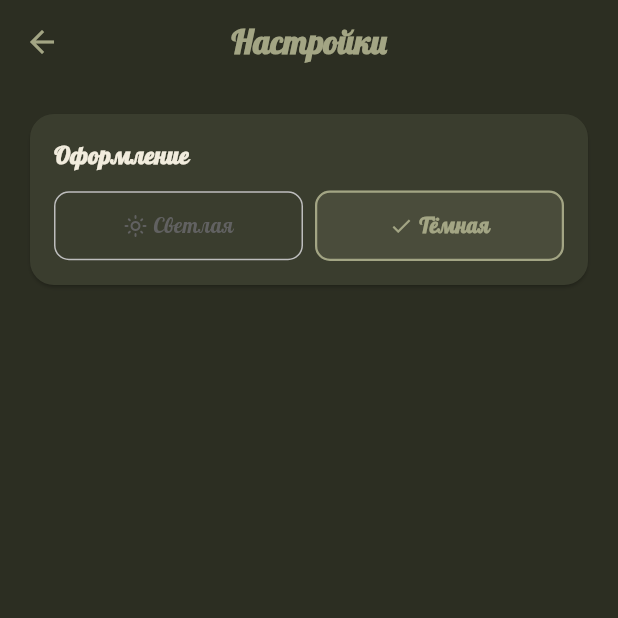
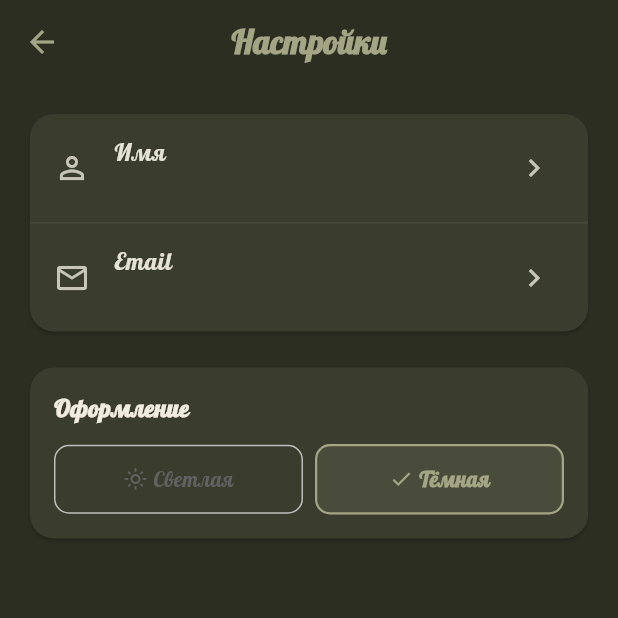
Before and after one commit to KatrinKH/bookly, a Flutter app: the SettingsScreen screen opened directly, after a tap on "Тёмная", on a phone screen of 412 x 824 dp, the top half of it. Run offline on Flutter 3.47's test engine with Material 3 defaults, Android fonts, the phone set to English and light mode, and no system bars; our stand-ins replace dio, file_picker, fl_chart, google_fonts, image_picker, shared_preferences; missing offline and left inert: flutter_epub_viewer, syncfusion_flutter_pdfviewer; accounts and stored records are empty.

Commit message:
Frontend: редактирование имени и email в настройках, над блоком оформления

```diff
--- a/frontend/lib/screens/settings_screen.dart
+++ b/frontend/lib/screens/settings_screen.dart
@@ -1,22 +1,175 @@
 import 'package:flutter/material.dart';
+import '../models/user.dart';
+import '../services/auth_service.dart';
 import '../utils/theme_controller.dart';
 
-// Экран настроек приложения. Сейчас содержит только выбор оформления
-// (светлая/тёмная тема), но задуман как точка роста для будущих опций.
-class SettingsScreen extends StatelessWidget {
+// Экран настроек приложения: редактирование имени/email профиля
+// и выбор оформления (светлая/тёмная тема).
+class SettingsScreen extends StatefulWidget {
   const SettingsScreen({super.key});
+
+  @override
+  State<SettingsScreen> createState() => _SettingsScreenState();
+}
+
+class _SettingsScreenState extends State<SettingsScreen> {
+  final AuthService _authService = AuthService();
+  AppUser? _user;
+  bool _isLoading = true;
+
+  @override
+  void initState() {
+    super.initState();
+    _loadUser();
+  }
+
+  Future<void> _loadUser() async {
+    final user = await _authService.getStoredUser();
+    if (mounted) {
+      setState(() {
+        _user = user;
+        _isLoading = false;
+      });
+    }
+  }
+
+  // Диалог редактирования имени или email — переиспользуется для обоих полей,
+  // так как структура одинаковая, отличается только заголовок, текст поля и валидация.
+  Future<void> _showEditFieldDialog({
+    required String title,
+    required String currentValue,
+    required String fieldLabel,
+    required TextInputType keyboardType,
+    required Future<void> Function(String newValue) onSave,
+  }) async {
+    final controller = TextEditingController(text: currentValue);
+    final formKey = GlobalKey<FormState>();
+    String? errorMessage;
+
+    await showDialog(
+      context: context,
+      builder: (context) {
+        return StatefulBuilder(
+          builder: (context, setDialogState) {
+            return AlertDialog(
+              title: Text(title),
+              content: Form(
+                key: formKey,
+                child: Column(
+                  mainAxisSize: MainAxisSize.min,
+                  children: [
+                    TextFormField(
+                      controller: controller,
+                      keyboardType: keyboardType,
+                      autofocus: true,
+                      decoration: InputDecoration(
+                        labelText: fieldLabel,
+                        border: const OutlineInputBorder(),
+                      ),
+                      validator: (value) {
+                        if (value == null || value.trim().isEmpty) {
+                          return 'Поле не может быть пустым';
+                        }
+                        if (keyboardType == TextInputType.emailAddress &&
+                            !value.contains('@')) {
+                          return 'Введите корректный email';
+                        }
+                        return null;
+                      },
+                    ),
+                    if (errorMessage != null) ...[
+                      const SizedBox(height: 8),
+                      Text(errorMessage!, style: const TextStyle(color: Colors.red)),
+                    ],
+                  ],
+                ),
+              ),
+              actions: [
+                TextButton(
+                  onPressed: () => Navigator.of(context).pop(),
+                  child: const Text('Отмена'),
+                ),
+                FilledButton(
+                  onPressed: () async {
+                    if (!formKey.currentState!.validate()) return;
+
+                    try {
+                      await onSave(controller.text.trim());
+                      if (context.mounted) Navigator.of(context).pop();
+                      _loadUser();
+                    } catch (e) {
+                      setDialogState(() {
+                        errorMessage = e.toString().replaceFirst('Exception: ', '');
+                      });
+                    }
+                  },
+                  child: const Text('Сохранить'),
+                ),
+              ],
+            );
+          },
+        );
+      },
+    );
+  }
 
   @override
   Widget build(BuildContext context) {
     return Scaffold(
       appBar: AppBar(title: const Text('Настройки')),
       body: SafeArea(
-        child: ListView(
-          padding: const EdgeInsets.all(16),
-          children: [
-            _buildThemeSection(context),
-          ],
-        ),
+        child: _isLoading
+            ? const Center(child: CircularProgressIndicator())
+            : ListView(
+                padding: const EdgeInsets.all(16),
+                children: [
+                  _buildProfileSection(),
+                  const SizedBox(height: 16),
+                  _buildThemeSection(context),
+                ],
+              ),
+      ),
+    );
+  }
+
+  // Секция редактирования профиля: имя и email, каждое поле открывает
+  // отдельный диалог редактирования при нажатии.
+  Widget _buildProfileSection() {
+    return Card(
+      child: Column(
+        children: [
+          ListTile(
+            leading: const Icon(Icons.person_outline),
+            title: const Text('Имя'),
+            subtitle: Text(_user?.displayName ?? ''),
+            trailing: const Icon(Icons.chevron_right),
+            onTap: () => _showEditFieldDialog(
+              title: 'Изменить имя',
+              currentValue: _user?.displayName ?? '',
+              fieldLabel: 'Имя',
+              keyboardType: TextInputType.text,
+              onSave: (newValue) async {
+                await _authService.updateProfile(displayName: newValue);
+              },
+            ),
+          ),
+          const Divider(height: 1),
+          ListTile(
+            leading: const Icon(Icons.email_outlined),
+            title: const Text('Email'),
+            subtitle: Text(_user?.email ?? ''),
+            trailing: const Icon(Icons.chevron_right),
+            onTap: () => _showEditFieldDialog(
+              title: 'Изменить email',
+              currentValue: _user?.email ?? '',
+              fieldLabel: 'Email',
+              keyboardType: TextInputType.emailAddress,
+              onSave: (newValue) async {
+                await _authService.updateProfile(email: newValue);
+              },
+            ),
+          ),
+        ],
       ),
     );
   }
--- a/frontend/lib/services/storage_service.dart
+++ b/frontend/lib/services/storage_service.dart
@@ -38,6 +38,14 @@ class StorageService {
     };
   }
 
+  // Обновляет локально сохранённые email/имя без изменения токена —
+  // используется после редактирования профиля в настройках.
+  Future<void> updateUserData({String? email, String? displayName}) async {
+    final prefs = await SharedPreferences.getInstance();
+    if (email != null) await prefs.setString(_userEmailKey, email);
+    if (displayName != null) await prefs.setString(_userNameKey, displayName);
+  }
+
   Future<void> clearSession() async {
     final prefs = await SharedPreferences.getInstance();
     await prefs.clear();
```
Also changed, not shown: frontend/lib/services/auth_service.dart (+31 -0 lines).
